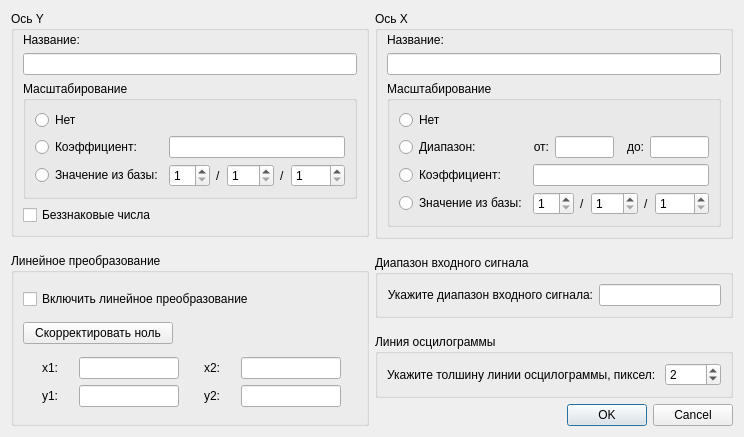
Above: src/mklib/ui/slotdialog.ui from alex-krutikov/MkStudio before the change. Below: the same form after it.
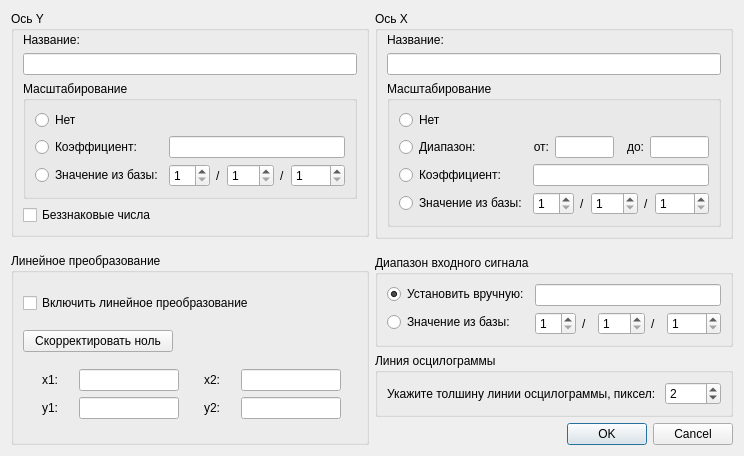
That is the form after the change.

Commit message: mklib:Осцилограмма.Чтения диапазона вх.сигнала из контроллера

Diff of the .ui file:
```diff
--- a/src/mklib/ui/slotdialog.ui
+++ b/src/mklib/ui/slotdialog.ui
@@ -7,7 +7,7 @@
     <x>0</x>
     <y>0</y>
     <width>680</width>
-    <height>408</height>
+    <height>432</height>
    </rect>
   </property>
   <property name="windowTitle">
@@ -474,26 +474,81 @@
        <property name="flat">
         <bool>false</bool>
        </property>
-       <layout class="QGridLayout" name="gridLayout_3">
-        <item row="0" column="0">
-         <widget class="QLabel" name="label">
-          <property name="maximumSize">
-           <size>
-            <width>210</width>
-            <height>16777215</height>
-           </size>
-          </property>
+       <layout class="QFormLayout" name="formLayout">
+        <item row="1" column="0">
+         <widget class="QRadioButton" name="rb_isr_press">
           <property name="text">
-           <string>Укажите диапазон входного сигнала:</string>
+           <string>Установить вручную:</string>
           </property>
-          <property name="alignment">
-           <set>Qt::AlignRight|Qt::AlignTrailing|Qt::AlignVCenter</set>
+          <property name="checked">
+           <bool>true</bool>
           </property>
          </widget>
         </item>
-        <item row="0" column="1">
+        <item row="1" column="1">
          <widget class="QLineEdit" name="le_input_signal_range"/>
         </item>
+        <item row="2" column="0">
+         <widget class="QRadioButton" name="rb_isr_base">
+          <property name="text">
+           <string>Значение из базы:</string>
+          </property>
+         </widget>
+        </item>
+        <item row="2" column="1">
+         <layout class="QHBoxLayout" name="horizontalLayout_6">
+          <item>
+           <widget class="QSpinBox" name="sb_isr_m">
+            <property name="toolTip">
+             <string>Номер модуля</string>
+            </property>
+            <property name="minimum">
+             <number>1</number>
+            </property>
+           </widget>
+          </item>
+          <item>
+           <widget class="QLabel" name="label_16">
+            <property name="text">
+             <string>/</string>
+            </property>
+           </widget>
+          </item>
+          <item>
+           <widget class="QSpinBox" name="sb_isr_s">
+            <property name="toolTip">
+             <string>Номер слота</string>
+            </property>
+            <property name="minimum">
+             <number>1</number>
+            </property>
+            <property name="maximum">
+             <number>999</number>
+            </property>
+           </widget>
+          </item>
+          <item>
+           <widget class="QLabel" name="label_17">
+            <property name="text">
+             <string>/</string>
+            </property>
+           </widget>
+          </item>
+          <item>
+           <widget class="QSpinBox" name="sb_isr_n">
+            <property name="toolTip">
+             <string>Номер параметра</string>
+            </property>
+            <property name="minimum">
+             <number>1</number>
+            </property>
+            <property name="maximum">
+             <number>9999</number>
+            </property>
+           </widget>
+          </item>
+         </layout>
+        </item>
        </layout>
       </widget>
      </item>
@@ -502,13 +557,10 @@
        <property name="orientation">
         <enum>Qt::Vertical</enum>
        </property>
-       <property name="sizeType">
-        <enum>QSizePolicy::Fixed</enum>
-       </property>
        <property name="sizeHint" stdset="0">
         <size>
          <width>20</width>
-         <height>10</height>
+         <height>40</height>
         </size>
        </property>
       </spacer>
```
The commit also changes 2 other files.
